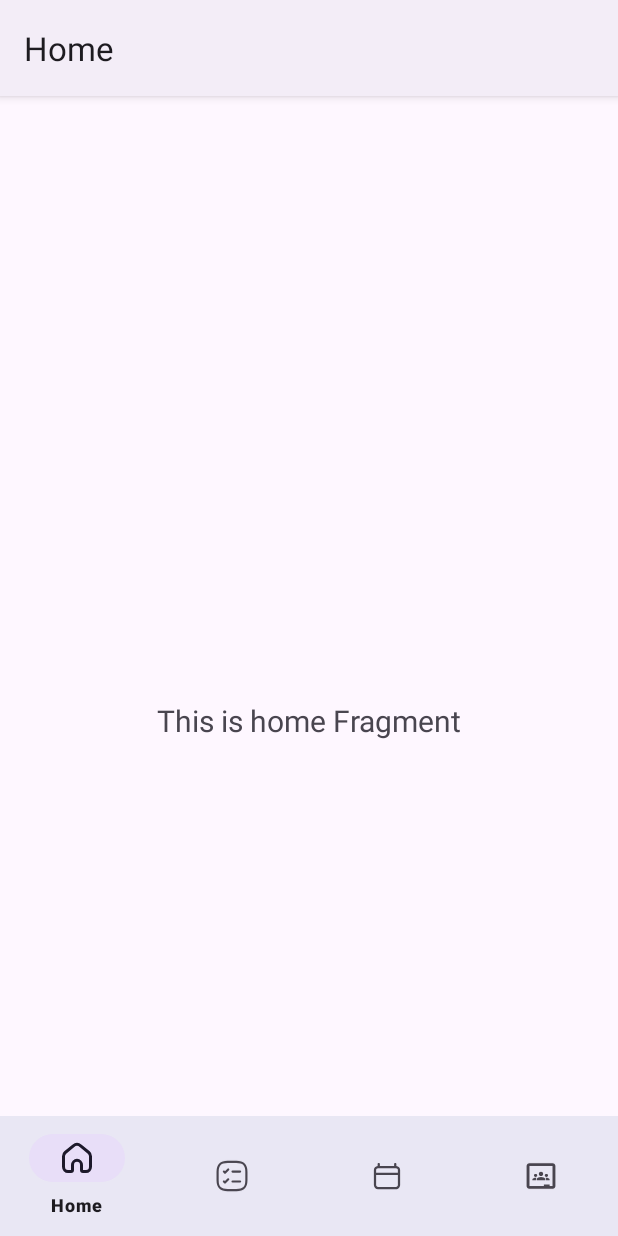
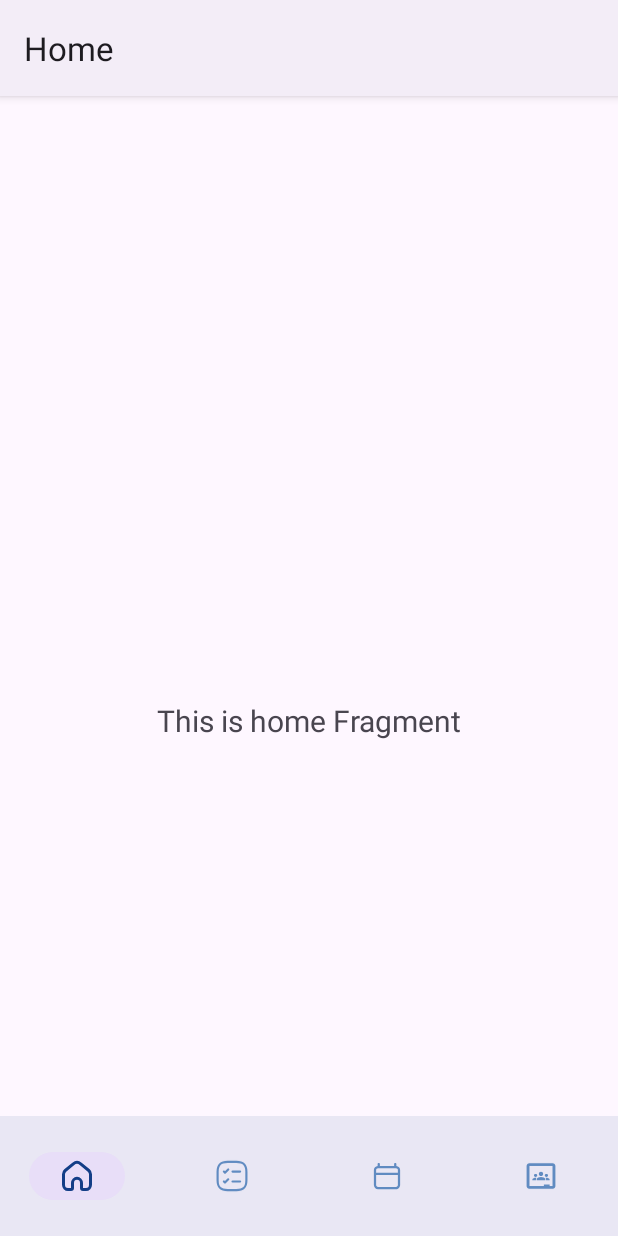
Before and after one commit to eeryyy282/virtual-class-universitas-nurdin-hamzah, an Android app: the screen it shows after launch (MainActivity), on a phone screen of 412 x 824 dp. Run offline under Robolectric (Android 15) with nearby library versions, the phone set to English and light mode, and no system bars; our stand-ins replace navigation-ui.

Commit message:
Refactor: Update bottom navigation icons and behavior
This commit refactors the bottom navigation icons by:

- Removing the individual active and deactive icon drawable files (`*_icon_deactive.xml`).
- Removing the selector drawable files (`selector_*_icon.xml`).
- Renaming the active icon drawable files to their base names (e.g., `home_icon_active.xml` to `home_icon.xml`). [1, 2, 3, 4]
- Introducing a new color selector `bottom_nav_icon_tint_selector.xml` to handle the icon tint based on the checked state.
- Updating `activity_main.xml` to use `app:itemIconTint` with the new color selector and set `app:labelVisibilityMode` to `unlabeled`.
- Updating `bottom_nav_menu.xml` to reference the renamed icon drawables directly.

```diff
--- /dev/null
+++ b/app/src/main/res/color/bottom_nav_icon_tint_selector.xml
@@ -0,0 +1,5 @@
+<?xml version="1.0" encoding="utf-8"?>
+<selector xmlns:android="http://schemas.android.com/apk/res/android">
+    <item android:color="@color/classic_blue" android:state_checked="true" />
+    <item android:color="@color/blue_gray" />
+</selector>
--- a/app/src/main/res/drawable/classroom_icon_deactive.xml
+++ /dev/null
@@ -1,20 +0,0 @@
-<vector xmlns:android="http://schemas.android.com/apk/res/android"
-    android:width="25dp"
-    android:height="24dp"
-    android:viewportWidth="25"
-    android:viewportHeight="24">
-    <path
-        android:fillColor="#00000000"
-        android:pathData="M3.5,5V19C3.5,19.131 3.526,19.261 3.576,19.383C3.626,19.504 3.7,19.614 3.793,19.707C3.886,19.8 3.996,19.874 4.117,19.924C4.239,19.974 4.369,20 4.5,20H20.5C20.631,20 20.761,19.974 20.883,19.924C21.004,19.874 21.114,19.8 21.207,19.707C21.3,19.614 21.374,19.504 21.424,19.383C21.474,19.261 21.5,19.131 21.5,19V5C21.5,4.735 21.395,4.48 21.207,4.293C21.02,4.105 20.765,4 20.5,4H4.5C4.235,4 3.98,4.105 3.793,4.293C3.605,4.48 3.5,4.735 3.5,5Z"
-        android:strokeWidth="2"
-        android:strokeColor="#608BC1" />
-    <path
-        android:fillColor="#608BC1"
-        android:pathData="M14.5,18H18.5V20H14.5V18Z" />
-    <path
-        android:fillColor="#608BC1"
-        android:pathData="M12.5,12C12.898,12 13.279,11.842 13.561,11.561C13.842,11.279 14,10.898 14,10.5C14,10.102 13.842,9.721 13.561,9.439C13.279,9.158 12.898,9 12.5,9C12.102,9 11.721,9.158 11.439,9.439C11.158,9.721 11,10.102 11,10.5C11,10.898 11.158,11.279 11.439,11.561C11.721,11.842 12.102,12 12.5,12ZM12.5,12.75C11.499,12.75 9.5,13.252 9.5,14.25V15H15.5V14.25C15.5,13.252 13.501,12.75 12.5,12.75Z" />
-    <path
-        android:fillColor="#608BC1"
-        android:pathData="M16.25,10.5C15.952,10.5 15.665,10.618 15.455,10.83C15.243,11.04 15.125,11.327 15.125,11.625C15.125,11.923 15.243,12.21 15.455,12.42C15.665,12.632 15.952,12.75 16.25,12.75C16.548,12.75 16.834,12.632 17.045,12.42C17.257,12.21 17.375,11.923 17.375,11.625C17.375,11.327 17.257,11.04 17.045,10.83C16.834,10.618 16.548,10.5 16.25,10.5ZM16.25,13.313C16.08,13.313 15.87,13.333 15.648,13.371C15.851,13.606 16,13.908 16,14.25V15H18.5V14.437C18.5,13.689 17,13.313 16.25,13.313ZM14.52,13.748C14.213,13.924 14,14.155 14,14.438V14.5H15V14.25C15,14.168 14.968,14.088 14.832,13.963C14.736,13.88 14.632,13.808 14.52,13.748ZM8.75,10.5C8.452,10.5 8.165,10.618 7.955,10.83C7.744,11.04 7.625,11.327 7.625,11.625C7.625,11.923 7.744,12.21 7.955,12.42C8.165,12.632 8.452,12.75 8.75,12.75C9.048,12.75 9.335,12.632 9.545,12.42C9.756,12.21 9.875,11.923 9.875,11.625C9.875,11.327 9.756,11.04 9.545,10.83C9.335,10.618 9.048,10.5 8.75,10.5ZM8.75,13.313C8,13.313 6.5,13.689 6.5,14.437V15H9V14.25C9,13.908 9.15,13.606 9.352,13.371C9.153,13.335 8.952,13.316 8.75,13.313ZM10.48,13.748C10.368,13.808 10.264,13.88 10.168,13.963C10.032,14.088 10,14.168 10,14.25V14.5H11V14.437C11,14.155 10.787,13.924 10.48,13.748Z" />
-</vector>
--- a/app/src/main/res/drawable/home_icon_deactive.xml
+++ /dev/null
@@ -1,11 +0,0 @@
-<vector xmlns:android="http://schemas.android.com/apk/res/android"
-    android:width="24dp"
-    android:height="24dp"
-    android:viewportWidth="24"
-    android:viewportHeight="24">
-    <path
-        android:fillColor="#00000000"
-        android:pathData="M21,17.811V10.866C21,9.882 20.573,8.953 19.842,8.349L14.456,3.896C13.011,2.701 10.989,2.701 9.544,3.896L4.158,8.349C3.427,8.953 3,9.882 3,10.866V17.811C3,19.572 4.343,21 6,21H8C8.552,21 9,20.552 9,20V16.748C9,14.986 10.343,13.559 12,13.559C13.657,13.559 15,14.986 15,16.748V20C15,20.552 15.448,21 16,21H18C19.657,21 21,19.572 21,17.811Z"
-        android:strokeWidth="2"
-        android:strokeColor="#608BC1" />
-</vector>
--- a/app/src/main/res/drawable/schedule_icon_deactive.xml
+++ /dev/null
@@ -1,14 +0,0 @@
-<vector xmlns:android="http://schemas.android.com/apk/res/android"
-    xmlns:tools="http://schemas.android.com/tools"
-    android:width="24dp"
-    android:height="24dp"
-    android:viewportWidth="24"
-    android:viewportHeight="24">
-    <group>
-        <clip-path android:pathData="M0,0h24v24h-24z" />
-        <path
-            android:fillColor="#608BC1"
-            android:pathData="M6,20.75C5.271,20.749 4.572,20.459 4.056,19.944C3.541,19.428 3.251,18.729 3.25,18V8C3.251,7.314 3.508,6.653 3.97,6.147C4.432,5.64 5.067,5.324 5.75,5.261V4C5.75,3.801 5.829,3.61 5.97,3.47C6.11,3.329 6.301,3.25 6.5,3.25C6.699,3.25 6.89,3.329 7.03,3.47C7.171,3.61 7.25,3.801 7.25,4V5.25H16.75V4C16.75,3.801 16.829,3.61 16.97,3.47C17.11,3.329 17.301,3.25 17.5,3.25C17.699,3.25 17.89,3.329 18.03,3.47C18.171,3.61 18.25,3.801 18.25,4V5.261C18.933,5.324 19.568,5.64 20.03,6.147C20.493,6.653 20.749,7.314 20.75,8V18C20.75,18.729 20.46,19.428 19.944,19.944C19.428,20.46 18.729,20.75 18,20.75H6ZM4.75,18C4.75,18.331 4.882,18.649 5.116,18.884C5.351,19.118 5.669,19.25 6,19.25H18C18.331,19.25 18.649,19.118 18.884,18.884C19.118,18.649 19.25,18.331 19.25,18V11.25H4.75V18ZM19.25,9.75V8C19.25,7.669 19.118,7.351 18.884,7.116C18.649,6.882 18.331,6.75 18,6.75H6C5.669,6.75 5.351,6.882 5.116,7.116C4.882,7.351 4.75,7.669 4.75,8V9.75H19.25Z"
-            tools:ignore="VectorPath" />
-    </group>
-</vector>
--- a/app/src/main/res/drawable/selector_classroom_icon.xml
+++ /dev/null
@@ -1,5 +0,0 @@
-<?xml version="1.0" encoding="utf-8"?>
-<selector xmlns:android="http://schemas.android.com/apk/res/android">
-    <item android:drawable="@drawable/classroom_icon_active" android:state_checked="true" />
-    <item android:drawable="@drawable/classroom_icon_deactive" />
-</selector>
--- a/app/src/main/res/drawable/selector_home_icon.xml
+++ /dev/null
@@ -1,5 +0,0 @@
-<?xml version="1.0" encoding="utf-8"?>
-<selector xmlns:android="http://schemas.android.com/apk/res/android">
-    <item android:drawable="@drawable/home_icon_active" android:state_checked="true" />
-    <item android:drawable="@drawable/home_icon_deactive" />
-</selector>
--- a/app/src/main/res/drawable/selector_schedule_icon.xml
+++ /dev/null
@@ -1,5 +0,0 @@
-<?xml version="1.0" encoding="utf-8"?>
-<selector xmlns:android="http://schemas.android.com/apk/res/android">
-    <item android:drawable="@drawable/schedule_icon_active" android:state_checked="true" />
-    <item android:drawable="@drawable/schedule_icon_deactive" />
-</selector>
--- a/app/src/main/res/drawable/selector_task_icon.xml
+++ /dev/null
@@ -1,5 +0,0 @@
-<?xml version="1.0" encoding="utf-8"?>
-<selector xmlns:android="http://schemas.android.com/apk/res/android">
-    <item android:drawable="@drawable/task_icon_active" android:state_checked="true" />
-    <item android:drawable="@drawable/task_icon_deactive" />
-</selector>
--- a/app/src/main/res/drawable/task_icon_deactive.xml
+++ /dev/null
@@ -1,41 +0,0 @@
-<vector xmlns:android="http://schemas.android.com/apk/res/android"
-    android:width="25dp"
-    android:height="24dp"
-    android:viewportWidth="25"
-    android:viewportHeight="24">
-    <path
-        android:fillColor="#00000000"
-        android:pathData="M12.87,8.88H18.12"
-        android:strokeWidth="1.5"
-        android:strokeColor="#608BC1"
-        android:strokeLineCap="round"
-        android:strokeLineJoin="round" />
-    <path
-        android:fillColor="#00000000"
-        android:pathData="M6.88,8.88L7.63,9.63L9.88,7.38"
-        android:strokeWidth="1.5"
-        android:strokeColor="#608BC1"
-        android:strokeLineCap="round"
-        android:strokeLineJoin="round" />
-    <path
-        android:fillColor="#00000000"
-        android:pathData="M12.87,15.88H18.12"
-        android:strokeWidth="1.5"
-        android:strokeColor="#608BC1"
-        android:strokeLineCap="round"
-        android:strokeLineJoin="round" />
-    <path
-        android:fillColor="#00000000"
-        android:pathData="M6.88,15.88L7.63,16.63L9.88,14.38"
-        android:strokeWidth="1.5"
-        android:strokeColor="#608BC1"
-        android:strokeLineCap="round"
-        android:strokeLineJoin="round" />
-    <path
-        android:fillColor="#00000000"
-        android:pathData="M9.5,22H15.5C20.5,22 22.5,20 22.5,15V9C22.5,4 20.5,2 15.5,2H9.5C4.5,2 2.5,4 2.5,9V15C2.5,20 4.5,22 9.5,22Z"
-        android:strokeWidth="1.5"
-        android:strokeColor="#608BC1"
-        android:strokeLineCap="round"
-        android:strokeLineJoin="round" />
-</vector>
--- a/app/src/main/res/layout/activity_main.xml
+++ b/app/src/main/res/layout/activity_main.xml
@@ -13,6 +13,8 @@
         android:layout_marginStart="0dp"
         android:layout_marginEnd="0dp"
         android:background="?android:attr/windowBackground"
+        app:itemIconTint="@color/bottom_nav_icon_tint_selector"
+        app:labelVisibilityMode="unlabeled"
         app:layout_constraintBottom_toBottomOf="parent"
         app:layout_constraintLeft_toLeftOf="parent"
         app:layout_constraintRight_toRightOf="parent"
--- a/app/src/main/res/menu/bottom_nav_menu.xml
+++ b/app/src/main/res/menu/bottom_nav_menu.xml
@@ -3,21 +3,21 @@
 
     <item
         android:id="@+id/navigation_home"
-        android:icon="@drawable/selector_home_icon"
+        android:icon="@drawable/home_icon"
         android:title="@string/title_home" />
 
     <item
         android:id="@+id/navigation_task"
-        android:icon="@drawable/selector_task_icon"
+        android:icon="@drawable/task_icon"
         android:title="@string/title_task" />
 
     <item
         android:id="@+id/navigation_schedule"
-        android:icon="@drawable/selector_schedule_icon"
+        android:icon="@drawable/schedule_icon"
         android:title="@string/title_schedule" />
 
     <item
         android:id="@+id/navigation_classroom"
-        android:icon="@drawable/selector_classroom_icon"
+        android:icon="@drawable/classroom_icon"
         android:title="@string/title_classroom" />
 </menu>
```
Also changed, not shown: app/src/main/res/drawable/classroom_icon.xml (renamed from app/src/main/res/drawable/classroom_icon_active.xml), app/src/main/res/drawable/home_icon.xml (renamed from app/src/main/res/drawable/home_icon_active.xml), app/src/main/res/drawable/schedule_icon.xml (renamed from app/src/main/res/drawable/schedule_icon_active.xml), app/src/main/res/drawable/task_icon.xml (renamed from app/src/main/res/drawable/task_icon_active.xml).
